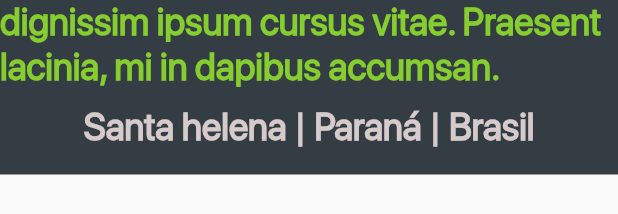
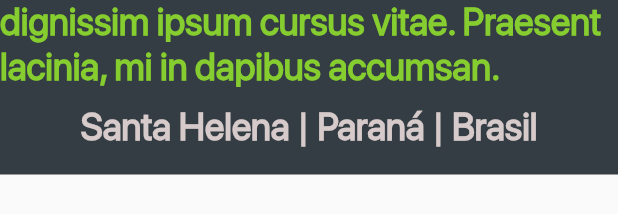
Before and after one commit to mBidarra/plataforma_rede_campo, a Flutter app: the BottonPanel widget shown alone on an empty page, opened directly, on a phone screen of 412 x 824 dp. Shown: the part 298-512 px from the top of the screen. Run offline on Flutter 3.47's test engine with Material 2 defaults, Android fonts, the phone set to English and light mode, and no system bars; our stand-ins replace brasil_fields, flutter_mobx, flutter_svg, get_it, mobx, parse_server_sdk_flutter; missing offline and left inert: image_picker_web; generated files the repository leaves out were written again; project files that could hold a hidden picture were left out.

Commit message:
Commit 1 27/12/22 - Nova Noticia Screen

```diff
--- a/lib/components/bottom panel/botton panel.dart
+++ b/lib/components/bottom panel/botton panel.dart
@@ -56,7 +56,7 @@ class BottonPanel extends StatelessWidget {
                   height: 10,
                 ),
                 Text(
-                  'Santa helena | Paraná | Brasil',
+                  'Santa Helena | Paraná | Brasil',
                   style: TextStyle(
                     color: Color.fromRGBO(
                       214,
--- a/lib/views/nova_noticia_screen/nova_noticia_screen.dart
+++ b/lib/views/nova_noticia_screen/nova_noticia_screen.dart
@@ -295,7 +295,7 @@ class NovaNoticiaScreen extends StatelessWidget {
                 ),
               ),
               const SizedBox(
-                height: 34,
+                height: 47,
               ),
               SizedBox(
                 width: 1340,
```
